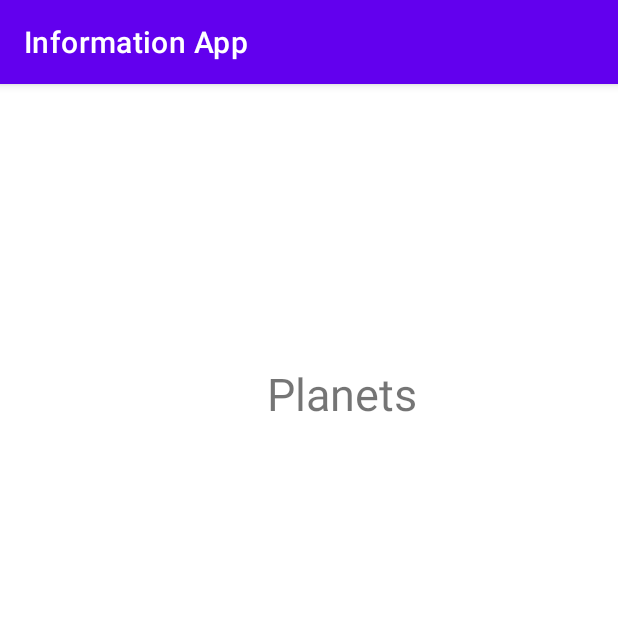
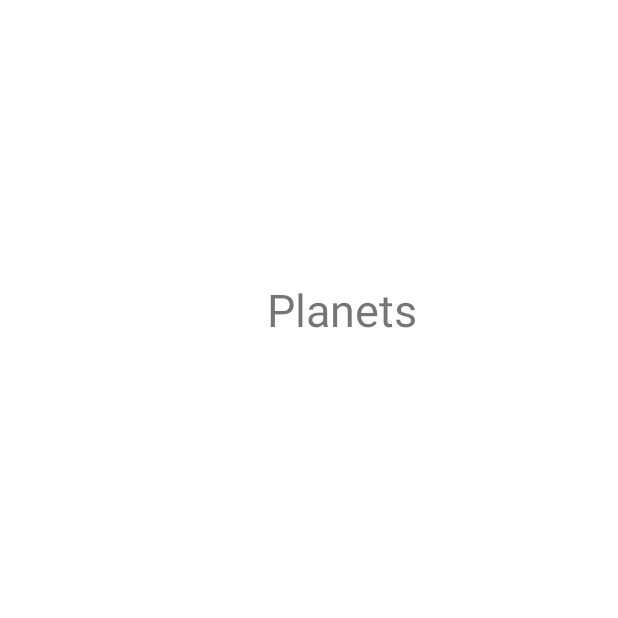
Before and after one commit to yashar-akish/Information-App, an Android app: the screen it shows after launch (PlanetsActivity), after a tap on "The Planets", on a phone screen of 412 x 824 dp, the top half of it. Run offline under Robolectric (Android 15) with nearby library versions, the phone set to English and light mode, and no system bars.

```diff
--- a/app/src/main/AndroidManifest.xml
+++ b/app/src/main/AndroidManifest.xml
@@ -15,7 +15,8 @@
         <activity android:name=".activities.PresidentsActivity" />
         <activity android:name=".activities.MusiciansActivity" />
         <activity android:name=".activities.PlanetsActivity" />
-        <activity android:name=".activities.MainActivity">
+        <activity android:name=".activities.MainActivity"
+            android:theme="@style/MyTheme">
             <intent-filter>
                 <action android:name="android.intent.action.MAIN" />
 
--- a/app/src/main/res/values-night/themes.xml
+++ b/app/src/main/res/values-night/themes.xml
@@ -1,6 +1,6 @@
 <resources xmlns:tools="http://schemas.android.com/tools">
     <!-- Base application theme. -->
-    <style name="Theme.InformationApp" parent="Theme.MaterialComponents.DayNight.DarkActionBar">
+    <style name="Theme.InformationApp" parent="Theme.MaterialComponents.DayNight.NoActionBar">
         <!-- Primary brand color. -->
         <item name="colorPrimary">@color/purple_200</item>
         <item name="colorPrimaryVariant">@color/purple_700</item>
@@ -13,4 +13,9 @@
         <item name="android:statusBarColor" tools:targetApi="l">?attr/colorPrimaryVariant</item>
         <!-- Customize your theme here. -->
     </style>
+    <style name="MyTheme" parent="Theme.MaterialComponents.DayNight.DarkActionBar">
+        <item name="colorPrimary">@color/purple_500</item>
+        <item name="colorPrimaryVariant">@color/purple_700</item>
+        <item name="colorOnPrimary">@color/white</item>
+    </style>
 </resources>
--- a/app/src/main/res/values/themes.xml
+++ b/app/src/main/res/values/themes.xml
@@ -1,6 +1,6 @@
 <resources xmlns:tools="http://schemas.android.com/tools">
     <!-- Base application theme. -->
-    <style name="Theme.InformationApp" parent="Theme.MaterialComponents.DayNight.DarkActionBar">
+    <style name="Theme.InformationApp" parent="Theme.MaterialComponents.DayNight.NoActionBar">
         <!-- Primary brand color. -->
         <item name="colorPrimary">@color/purple_500</item>
         <item name="colorPrimaryVariant">@color/purple_700</item>
@@ -13,4 +13,9 @@
         <item name="android:statusBarColor" tools:targetApi="l">?attr/colorPrimaryVariant</item>
         <!-- Customize your theme here. -->
     </style>
+    <style name="MyTheme" parent="Theme.MaterialComponents.DayNight.DarkActionBar">
+        <item name="colorPrimary">@color/purple_500</item>
+        <item name="colorPrimaryVariant">@color/purple_700</item>
+        <item name="colorOnPrimary">@color/white</item>
+    </style>
 </resources>
```
Also changed, not shown: app/src/main/res/layout/activity_countries.xml (+20 -9 lines).
